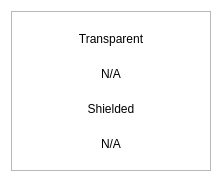
Before: the Qt Designer form src/qt/hemis/forms/balancebubble.ui in hypermoist/Hemis, drawn with Qt 5.
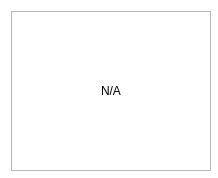
After: the same form once the commit is applied.

Patch:
```diff
--- a/src/qt/hemis/forms/balancebubble.ui
+++ b/src/qt/hemis/forms/balancebubble.ui
@@ -64,23 +64,6 @@
       <property name="spacing">
        <number>0</number>
       </property>
-      <item>
-       <layout class="QHBoxLayout" name="horizontalLayout">
-        <item>
-         <widget class="QLabel" name="lblFirst">
-          <property name="styleSheet">
-           <string notr="true"/>
-          </property>
-          <property name="text">
-           <string>Transparent</string>
-          </property>
-          <property name="alignment">
-           <set>Qt::AlignCenter</set>
-          </property>
-         </widget>
-        </item>
-       </layout>
-      </item>
       <item>
        <widget class="QLabel" name="textTransparent">
         <property name="styleSheet">
@@ -94,32 +77,6 @@
         </property>
        </widget>
       </item>
-      <item>
-       <widget class="QLabel" name="lblSecond">
-        <property name="styleSheet">
-         <string notr="true"/>
-        </property>
-        <property name="text">
-         <string>Shielded</string>
-        </property>
-        <property name="alignment">
-         <set>Qt::AlignCenter</set>
-        </property>
-       </widget>
-      </item>
-      <item>
-       <widget class="QLabel" name="textShielded">
-        <property name="styleSheet">
-         <string notr="true"/>
-        </property>
-        <property name="text">
-         <string notr="true">N/A</string>
-        </property>
-        <property name="alignment">
-         <set>Qt::AlignCenter</set>
-        </property>
-       </widget>
-      </item>
      </layout>
     </widget>
    </item>
```
